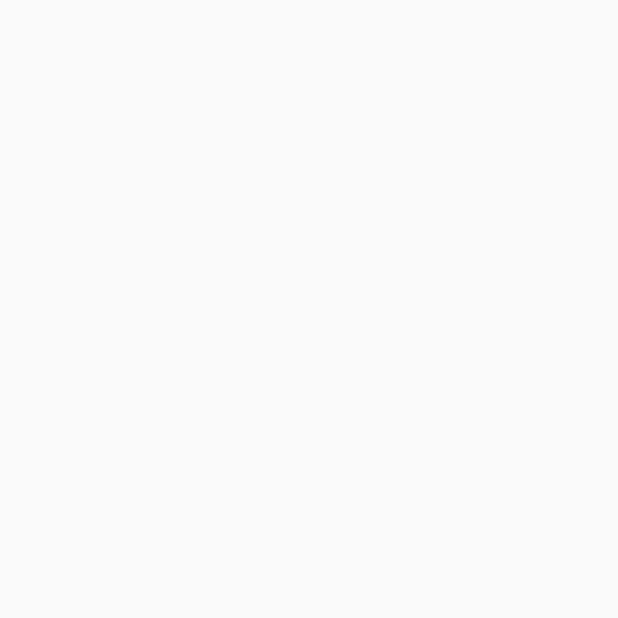
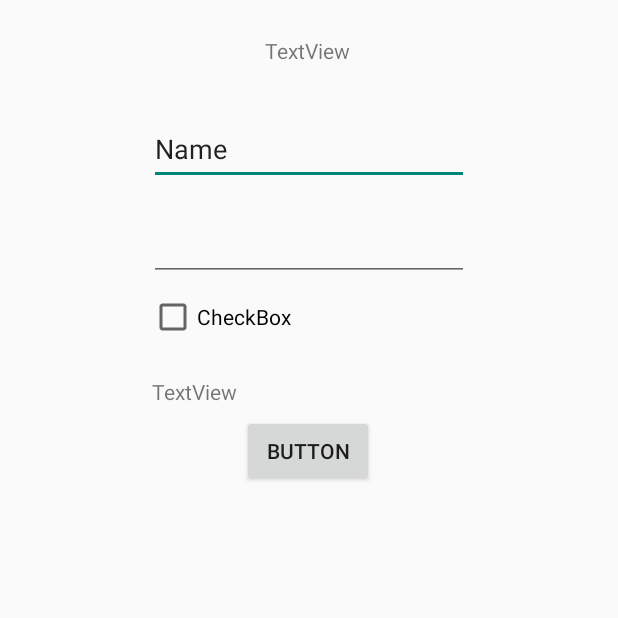
Before and after one commit to AntonenkoSergey/CarDriverAssistant, an Android app: the Authorization screen opened directly, with no data from a screen before it, on a phone screen of 412 x 824 dp, the top half of it. Before the commit the part shown is empty. Run offline under Robolectric (Android 15) with nearby library versions, the phone set to English and light mode, and no system bars.

Commit message:
авторізацыя 1

```diff
--- a/app/src/main/res/layout/activity_authorization.xml
+++ b/app/src/main/res/layout/activity_authorization.xml
@@ -6,4 +6,89 @@
     android:layout_height="match_parent"
     tools:context=".Authorization">
 
+    <EditText
+        android:id="@+id/editTextTextPersonName"
+        android:layout_width="wrap_content"
+        android:layout_height="wrap_content"
+        android:layout_marginTop="8dp"
+        android:layout_marginBottom="8dp"
+        android:ems="10"
+        android:inputType="textPersonName"
+        android:minHeight="48dp"
+        android:text="Name"
+        app:layout_constraintBottom_toTopOf="@+id/editTextTextPassword"
+        app:layout_constraintEnd_toEndOf="parent"
+        app:layout_constraintStart_toStartOf="parent"
+        app:layout_constraintTop_toBottomOf="@+id/textView" />
+
+    <EditText
+        android:id="@+id/editTextTextPassword"
+        android:layout_width="wrap_content"
+        android:layout_height="wrap_content"
+        android:layout_marginTop="8dp"
+        android:ems="10"
+        android:inputType="textPassword"
+        android:minHeight="48dp"
+        app:layout_constraintBottom_toTopOf="@+id/checkBox"
+        app:layout_constraintEnd_toEndOf="parent"
+        app:layout_constraintStart_toStartOf="parent"
+        app:layout_constraintTop_toBottomOf="@+id/editTextTextPersonName"
+        tools:ignore="SpeakableTextPresentCheck" />
+
+    <TextView
+        android:id="@+id/textView"
+        android:layout_width="wrap_content"
+        android:layout_height="wrap_content"
+        android:layout_marginTop="24dp"
+        android:layout_marginBottom="24dp"
+        android:text="TextView"
+        app:layout_constraintBottom_toTopOf="@+id/editTextTextPersonName"
+        app:layout_constraintEnd_toEndOf="parent"
+        app:layout_constraintHorizontal_bias="0.498"
+        app:layout_constraintStart_toStartOf="parent"
+        app:layout_constraintTop_toTopOf="parent" />
+
+    <CheckBox
+        android:id="@+id/checkBox"
+        android:layout_width="wrap_content"
+        android:layout_height="wrap_content"
+        android:layout_marginBottom="8dp"
+        android:minHeight="48dp"
+        android:text="CheckBox"
+        app:layout_constraintBottom_toTopOf="@+id/textView2"
+        app:layout_constraintEnd_toEndOf="parent"
+        app:layout_constraintHorizontal_bias="0.0"
+        app:layout_constraintStart_toStartOf="@+id/editTextTextPassword"
+        app:layout_constraintTop_toBottomOf="@+id/editTextTextPassword" />
+
+    <Button
+        android:id="@+id/button"
+        android:layout_width="wrap_content"
+        android:layout_height="48dp"
+        android:layout_marginTop="6dp"
+        android:text="Button"
+        app:layout_constraintEnd_toEndOf="parent"
+        app:layout_constraintHorizontal_bias="0.498"
+        app:layout_constraintStart_toStartOf="parent"
+        app:layout_constraintTop_toBottomOf="@+id/textView2" />
+
+    <TextView
+        android:id="@+id/textView2"
+        android:layout_width="wrap_content"
+        android:layout_height="wrap_content"
+        android:layout_marginTop="8dp"
+        android:text="TextView"
+        app:layout_constraintBottom_toTopOf="@+id/button"
+        app:layout_constraintEnd_toEndOf="parent"
+        app:layout_constraintHorizontal_bias="0.007"
+        app:layout_constraintStart_toStartOf="@+id/checkBox"
+        app:layout_constraintTop_toBottomOf="@+id/checkBox" />
+
+    <androidx.constraintlayout.widget.Guideline
+        android:id="@+id/guideline5"
+        android:layout_width="wrap_content"
+        android:layout_height="wrap_content"
+        android:orientation="horizontal"
+        app:layout_constraintGuide_begin="20dp" />
+
 </androidx.constraintlayout.widget.ConstraintLayout>
```
